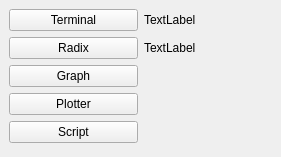
Old version of the form DebugSerial/dsUis/Menu.ui in the repository ashleyjr/DebugSerial.
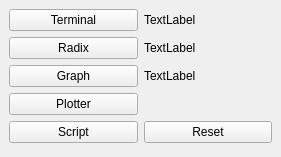
New version of the form.

Commit message: #7 trying reset

```diff
--- a/DebugSerial/dsUis/Menu.ui
+++ b/DebugSerial/dsUis/Menu.ui
@@ -64,6 +64,20 @@
       </property>
      </widget>
     </item>
+    <item row="4" column="1">
+     <widget class="QPushButton" name="btnReset">
+      <property name="text">
+       <string>Reset</string>
+      </property>
+     </widget>
+    </item>
+    <item row="2" column="1">
+     <widget class="QLabel" name="labelReset">
+      <property name="text">
+       <string>TextLabel</string>
+      </property>
+     </widget>
+    </item>
    </layout>
   </widget>
  </widget>
```
The commit also changes 2 other files.
